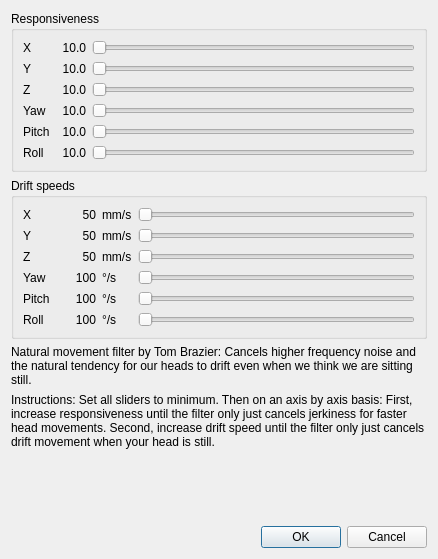
Qt form filter-nm/ftnoir_nm_filtercontrols.ui (opentrack/opentrack) before a commit.
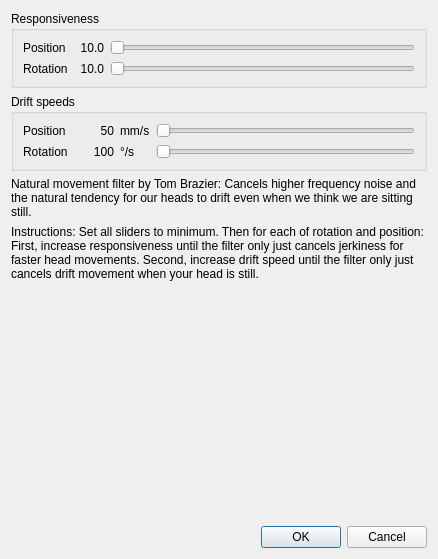
The same form after that commit.

Commit message: Changed nm filter to use vectors and quaterions like the hamilton filter for a spherical deadzone

Patch:
```diff
--- a/filter-nm/ftnoir_nm_filtercontrols.ui
+++ b/filter-nm/ftnoir_nm_filtercontrols.ui
@@ -20,55 +20,32 @@
       <string>Responsiveness</string>
      </property>
      <layout class="QGridLayout" name="gridLayout">
-      <item row="0" column="0">
-       <widget class="QLabel" name="label">
-        <property name="text">
-         <string>X</string>
-        </property>
-       </widget>
-      </item>
-      <item row="0" column="1">
-       <widget class="QLabel" name="x_responsiveness">
-        <property name="sizePolicy">
-         <sizepolicy hsizetype="Fixed" vsizetype="Preferred">
-          <horstretch>0</horstretch>
-          <verstretch>0</verstretch>
-         </sizepolicy>
-        </property>
-        <property name="minimumSize">
-         <size>
-          <width>30</width>
-          <height>0</height>
-         </size>
-        </property>
-        <property name="text">
-         <string>10.0</string>
-        </property>
-        <property name="alignment">
-         <set>Qt::AlignRight|Qt::AlignTrailing|Qt::AlignVCenter</set>
-        </property>
-       </widget>
-      </item>
-      <item row="0" column="2">
-       <widget class="QSlider" name="x_responsiveness_slider">
-        <property name="sizePolicy">
-         <sizepolicy hsizetype="Expanding" vsizetype="Maximum">
-          <horstretch>0</horstretch>
-          <verstretch>0</verstretch>
-         </sizepolicy>
-        </property>
-        <property name="maximum">
-         <number>40</number>
-        </property>
-        <property name="orientation">
-         <enum>Qt::Horizontal</enum>
-        </property>
-       </widget>
-      </item>
       <item row="1" column="0">
-       <widget class="QLabel" name="label_3">
+       <widget class="QLabel" name="label_7">
         <property name="text">
-         <string>Y</string>
+         <string>Rotation</string>
+        </property>
+       </widget>
+      </item>
+      <item row="0" column="1">
+       <widget class="QLabel" name="pos_responsiveness">
+        <property name="sizePolicy">
+         <sizepolicy hsizetype="Fixed" vsizetype="Preferred">
+          <horstretch>0</horstretch>
+          <verstretch>0</verstretch>
+         </sizepolicy>
+        </property>
+        <property name="minimumSize">
+         <size>
+          <width>30</width>
+          <height>0</height>
+         </size>
+        </property>
+        <property name="text">
+         <string>10.0</string>
+        </property>
+        <property name="alignment">
+         <set>Qt::AlignRight|Qt::AlignTrailing|Qt::AlignVCenter</set>
         </property>
        </widget>
       </item>
@@ -98,31 +75,14 @@
         </property>
        </widget>
       </item>
-      <item row="2" column="0">
-       <widget class="QLabel" name="label_5">
-        <property name="text">
-         <string>Z</string>
+      <item row="0" column="2">
+       <widget class="QSlider" name="pos_responsiveness_slider">
+        <property name="sizePolicy">
+         <sizepolicy hsizetype="Expanding" vsizetype="Maximum">
+          <horstretch>0</horstretch>
+          <verstretch>0</verstretch>
+         </sizepolicy>
         </property>
-       </widget>
-      </item>
-      <item row="2" column="1">
-       <widget class="QLabel" name="z_responsiveness">
-        <property name="minimumSize">
-         <size>
-          <width>30</width>
-          <height>0</height>
-         </size>
-        </property>
-        <property name="text">
-         <string>10.0</string>
-        </property>
-        <property name="alignment">
-         <set>Qt::AlignRight|Qt::AlignTrailing|Qt::AlignVCenter</set>
-        </property>
-       </widget>
-      </item>
-      <item row="2" column="2">
-       <widget class="QSlider" name="z_responsiveness_slider">
         <property name="maximum">
          <number>40</number>
         </property>
@@ -131,102 +91,10 @@
         </property>
        </widget>
       </item>
-      <item row="3" column="0">
-       <widget class="QLabel" name="label_7">
+      <item row="0" column="0">
+       <widget class="QLabel" name="label">
         <property name="text">
-         <string>Yaw</string>
-        </property>
-       </widget>
-      </item>
-      <item row="3" column="1">
-       <widget class="QLabel" name="yaw_responsiveness">
-        <property name="minimumSize">
-         <size>
-          <width>30</width>
-          <height>0</height>
-         </size>
-        </property>
-        <property name="text">
-         <string>10.0</string>
-        </property>
-        <property name="alignment">
-         <set>Qt::AlignRight|Qt::AlignTrailing|Qt::AlignVCenter</set>
-        </property>
-       </widget>
-      </item>
-      <item row="3" column="2">
-       <widget class="QSlider" name="yaw_responsiveness_slider">
-        <property name="maximum">
-         <number>40</number>
-        </property>
-        <property name="orientation">
-         <enum>Qt::Horizontal</enum>
-        </property>
-       </widget>
-      </item>
-      <item row="4" column="0">
-       <widget class="QLabel" name="label_9">
-        <property name="text">
-         <string>Pitch</string>
-        </property>
-       </widget>
-      </item>
-      <item row="4" column="1">
-       <widget class="QLabel" name="pitch_responsiveness">
-        <property name="minimumSize">
-         <size>
-          <width>30</width>
-          <height>0</height>
-         </size>
-        </property>
-        <property name="text">
-         <string>10.0</string>
-        </property>
-        <property name="alignment">
-         <set>Qt::AlignRight|Qt::AlignTrailing|Qt::AlignVCenter</set>
-        </property>
-       </widget>
-      </item>
-      <item row="4" column="2">
-       <widget class="QSlider" name="pitch_responsiveness_slider">
-        <property name="maximum">
-         <number>40</number>
-        </property>
-        <property name="orientation">
-         <enum>Qt::Horizontal</enum>
-        </property>
-       </widget>
-      </item>
-      <item row="5" column="0">
-       <widget class="QLabel" name="label_11">
-        <property name="text">
-         <string>Roll</string>
-        </property>
-       </widget>
-      </item>
-      <item row="5" column="1">
-       <widget class="QLabel" name="roll_responsiveness">
-        <property name="minimumSize">
-         <size>
-          <width>30</width>
-          <height>0</height>
-         </size>
-        </property>
-        <property name="text">
-         <string>10.0</string>
-        </property>
-        <property name="alignment">
-         <set>Qt::AlignRight|Qt::AlignTrailing|Qt::AlignVCenter</set>
-        </property>
-       </widget>
-      </item>
-      <item row="5" column="2">
-       <widget class="QSlider" name="roll_responsiveness_slider">
-        <property name="maximum">
-         <number>40</number>
-        </property>
-        <property name="orientation">
-         <enum>Qt::Horizontal</enum>
+         <string>Position</string>
         </property>
        </widget>
       </item>
@@ -261,181 +129,6 @@
       <string>Drift speeds</string>
      </property>
      <layout class="QGridLayout" name="gridLayout_3">
-      <item row="4" column="0">
-       <widget class="QLabel" name="label_6">
-        <property name="text">
-         <string>Z</string>
-        </property>
-       </widget>
-      </item>
-      <item row="2" column="3">
-       <widget class="QSlider" name="y_drift_speed_slider">
-        <property name="minimum">
-         <number>1</number>
-        </property>
-        <property name="maximum">
-         <number>200</number>
-        </property>
-        <property name="orientation">
-         <enum>Qt::Horizontal</enum>
-        </property>
-       </widget>
-      </item>
-      <item row="11" column="0">
-       <widget class="QLabel" name="label_12">
-        <property name="text">
-         <string>Roll</string>
-        </property>
-       </widget>
-      </item>
-      <item row="2" column="1">
-       <widget class="QLabel" name="y_drift_speed">
-        <property name="minimumSize">
-         <size>
-          <width>40</width>
-          <height>0</height>
-         </size>
-        </property>
-        <property name="text">
-         <string>50</string>
-        </property>
-        <property name="alignment">
-         <set>Qt::AlignRight|Qt::AlignTrailing|Qt::AlignVCenter</set>
-        </property>
-       </widget>
-      </item>
-      <item row="6" column="2">
-       <widget class="QLabel" name="label_24">
-        <property name="text">
-         <string>°/s</string>
-        </property>
-       </widget>
-      </item>
-      <item row="4" column="2">
-       <widget class="QLabel" name="label_23">
-        <property name="text">
-         <string>mm/s</string>
-        </property>
-       </widget>
-      </item>
-      <item row="9" column="2">
-       <widget class="QLabel" name="label_25">
-        <property name="text">
-         <string>°/s</string>
-        </property>
-       </widget>
-      </item>
-      <item row="4" column="3">
-       <widget class="QSlider" name="z_drift_speed_slider">
-        <property name="minimum">
-         <number>1</number>
-        </property>
-        <property name="maximum">
-         <number>200</number>
-        </property>
-        <property name="orientation">
-         <enum>Qt::Horizontal</enum>
-        </property>
-       </widget>
-      </item>
-      <item row="4" column="1">
-       <widget class="QLabel" name="z_drift_speed">
-        <property name="minimumSize">
-         <size>
-          <width>40</width>
-          <height>0</height>
-         </size>
-        </property>
-        <property name="text">
-         <string>50</string>
-        </property>
-        <property name="alignment">
-         <set>Qt::AlignRight|Qt::AlignTrailing|Qt::AlignVCenter</set>
-        </property>
-       </widget>
-      </item>
-      <item row="11" column="1">
-       <widget class="QLabel" name="roll_drift_speed">
-        <property name="minimumSize">
-         <size>
-          <width>40</width>
-          <height>0</height>
-         </size>
-        </property>
-        <property name="text">
-         <string>100</string>
-        </property>
-        <property name="alignment">
-         <set>Qt::AlignRight|Qt::AlignTrailing|Qt::AlignVCenter</set>
-        </property>
-       </widget>
-      </item>
-      <item row="2" column="0">
-       <widget class="QLabel" name="label_13">
-        <property name="text">
-         <string>Y</string>
-        </property>
-       </widget>
-      </item>
-      <item row="9" column="1">
-       <widget class="QLabel" name="pitch_drift_speed">
-        <property name="minimumSize">
-         <size>
-          <width>40</width>
-          <height>0</height>
-         </size>
-        </property>
-        <property name="text">
-         <string>100</string>
-        </property>
-        <property name="alignment">
-         <set>Qt::AlignRight|Qt::AlignTrailing|Qt::AlignVCenter</set>
-        </property>
-       </widget>
-      </item>
-      <item row="9" column="0">
-       <widget class="QLabel" name="label_10">
-        <property name="text">
-         <string>Pitch</string>
-        </property>
-       </widget>
-      </item>
-      <item row="9" column="3">
-       <widget class="QSlider" name="pitch_drift_speed_slider">
-        <property name="minimum">
-         <number>1</number>
-        </property>
-        <property name="maximum">
-         <number>400</number>
-        </property>
-        <property name="orientation">
-         <enum>Qt::Horizontal</enum>
-        </property>
-       </widget>
-      </item>
-      <item row="0" column="0">
-       <widget class="QLabel" name="label_4">
-        <property name="text">
-         <string>X</string>
-        </property>
-       </widget>
-      </item>
-      <item row="6" column="1">
-       <widget class="QLabel" name="yaw_drift_speed">
-        <property name="minimumSize">
-         <size>
-          <width>40</width>
-          <height>0</height>
-         </size>
-        </property>
-        <property name="text">
-         <string>100</string>
-        </property>
-        <property name="alignment">
-         <set>Qt::AlignRight|Qt::AlignTrailing|Qt::AlignVCenter</set>
-        </property>
-       </widget>
-      </item>
       <item row="0" column="2">
        <widget class="QLabel" name="label_14">
         <property name="text">
@@ -443,17 +136,75 @@
         </property>
        </widget>
       </item>
-      <item row="2" column="2">
-       <widget class="QLabel" name="label_22">
+      <item row="0" column="0">
+       <widget class="QLabel" name="label_4">
         <property name="text">
-         <string>mm/s</string>
+         <string>Position</string>
         </property>
        </widget>
       </item>
-      <item row="6" column="0">
+      <item row="0" column="1">
+       <widget class="QLabel" name="pos_drift_speed">
+        <property name="sizePolicy">
+         <sizepolicy hsizetype="Fixed" vsizetype="Preferred">
+          <horstretch>0</horstretch>
+          <verstretch>0</verstretch>
+         </sizepolicy>
+        </property>
+        <property name="minimumSize">
+         <size>
+          <width>40</width>
+          <height>0</height>
+         </size>
+        </property>
+        <property name="text">
+         <string>50</string>
+        </property>
+        <property name="alignment">
+         <set>Qt::AlignRight|Qt::AlignTrailing|Qt::AlignVCenter</set>
+        </property>
+       </widget>
+      </item>
+      <item row="4" column="3">
+       <widget class="QSlider" name="rot_drift_speed_slider">
+        <property name="minimum">
+         <number>1</number>
+        </property>
+        <property name="maximum">
+         <number>400</number>
+        </property>
+        <property name="orientation">
+         <enum>Qt::Horizontal</enum>
+        </property>
+       </widget>
+      </item>
+      <item row="4" column="0">
        <widget class="QLabel" name="label_8">
         <property name="text">
-         <string>Yaw</string>
+         <string>Rotation</string>
+        </property>
+       </widget>
+      </item>
+      <item row="4" column="1">
+       <widget class="QLabel" name="rot_drift_speed">
+        <property name="minimumSize">
+         <size>
+          <width>40</width>
+          <height>0</height>
+         </size>
+        </property>
+        <property name="text">
+         <string>100</string>
+        </property>
+        <property name="alignment">
+         <set>Qt::AlignRight|Qt::AlignTrailing|Qt::AlignVCenter</set>
+        </property>
+       </widget>
+      </item>
+      <item row="4" column="2">
+       <widget class="QLabel" name="label_24">
+        <property name="text">
+         <string>°/s</string>
         </property>
        </widget>
       </item>
@@ -476,61 +227,6 @@
         </property>
        </widget>
       </item>
-      <item row="11" column="2">
-       <widget class="QLabel" name="label_26">
-        <property name="text">
-         <string>°/s</string>
-        </property>
-       </widget>
-      </item>
-      <item row="6" column="3">
-       <widget class="QSlider" name="yaw_drift_speed_slider">
-        <property name="minimum">
-         <number>1</number>
-        </property>
-        <property name="maximum">
-         <number>400</number>
-        </property>
-        <property name="orientation">
-         <enum>Qt::Horizontal</enum>
-        </property>
-       </widget>
-      </item>
-      <item row="11" column="3">
-       <widget class="QSlider" name="roll_drift_speed_slider">
-        <property name="minimum">
-         <number>1</number>
-        </property>
-        <property name="maximum">
-         <number>400</number>
-        </property>
-        <property name="orientation">
-         <enum>Qt::Horizontal</enum>
-        </property>
-       </widget>
-      </item>
-      <item row="0" column="1">
-       <widget class="QLabel" name="x_drift_speed">
-        <property name="sizePolicy">
-         <sizepolicy hsizetype="Fixed" vsizetype="Preferred">
-          <horstretch>0</horstretch>
-          <verstretch>0</verstretch>
-         </sizepolicy>
-        </property>
-        <property name="minimumSize">
-         <size>
-          <width>40</width>
-          <height>0</height>
-         </size>
-        </property>
-        <property name="text">
-         <string>50</string>
-        </property>
-        <property name="alignment">
-         <set>Qt::AlignRight|Qt::AlignTrailing|Qt::AlignVCenter</set>
-        </property>
-       </widget>
-      </item>
      </layout>
     </widget>
    </item>
@@ -547,7 +243,7 @@
    <item row="4" column="0">
     <widget class="QLabel" name="label_15">
      <property name="text">
-      <string>Instructions: Set all sliders to minimum. Then on an axis by axis basis: First, increase responsiveness until the filter only just cancels jerkiness for faster head movements. Second, increase drift speed until the filter only just cancels drift movement when your head is still.</string>
+      <string>Instructions: Set all sliders to minimum. Then for each of rotation and position: First, increase responsiveness until the filter only just cancels jerkiness for faster head movements. Second, increase drift speed until the filter only just cancels drift movement when your head is still.</string>
      </property>
      <property name="alignment">
       <set>Qt::AlignLeading|Qt::AlignLeft|Qt::AlignTop</set>
```
Left out of the diff: 22 changed lines with no effect on the pictures. The commit also changes 7 other files.
